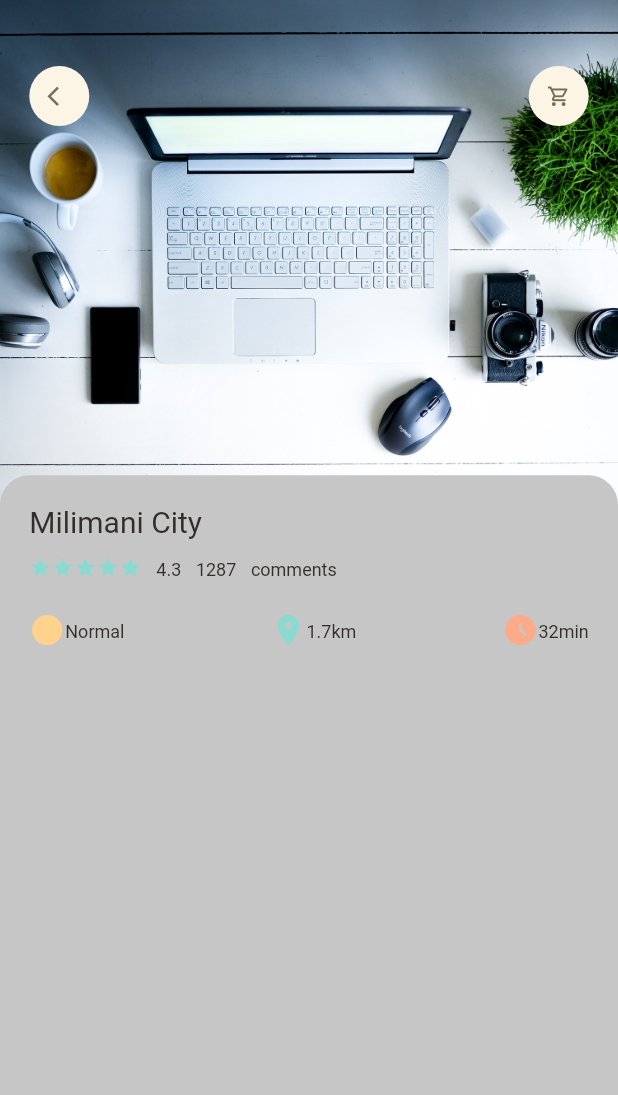
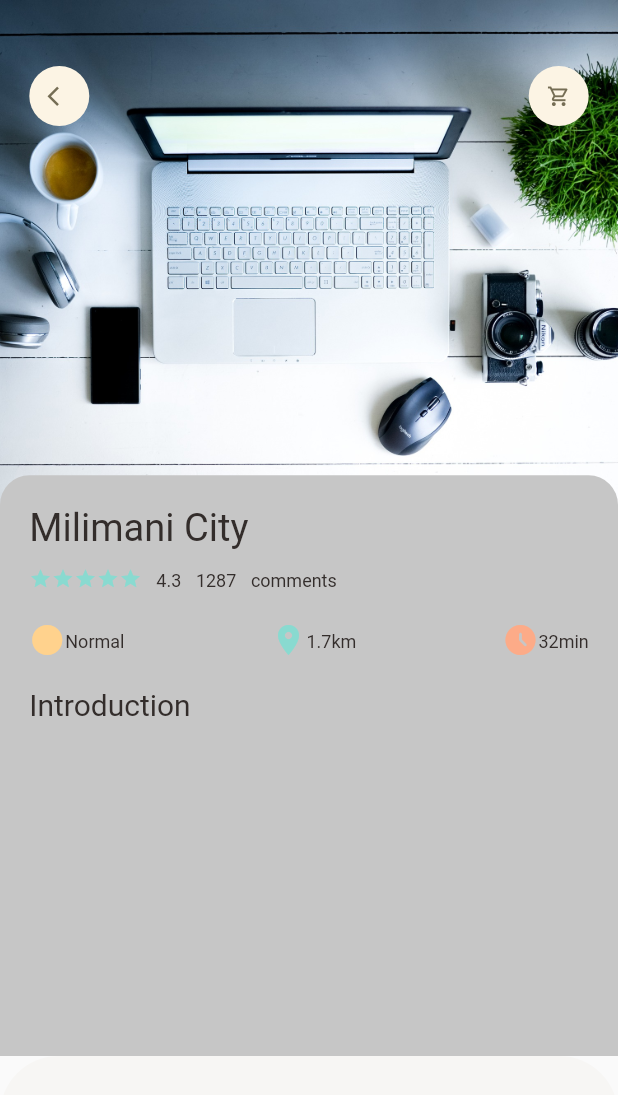
Before and after one commit to johngolem/Turaco, a Flutter app: the PopularProductDetail screen opened directly, on a phone screen of 412 x 824 dp. Shown: the top 1095 px of the screen. Run offline on Flutter 3.47's test engine with Material 2 defaults, Android fonts, the phone set to English and light mode, and no system bars; our stand-ins replace dots_indicator, get.

Commit message:
add bottom navbar on product detail page

```diff
--- a/lib/main.dart
+++ b/lib/main.dart
@@ -23,8 +23,8 @@ class MyApp extends StatelessWidget {
       ),
       // ignore: prefer_const_constructors
       // home: MainProductPage(),
-      // home:PopularProductDetail(),
-      home:LoginPage(),
+      home:PopularProductDetail(),
+      // home:LoginPage(),
       // home:SignupPage(),
     );
   }
--- a/lib/pages/product/popular_product_detail.dart
+++ b/lib/pages/product/popular_product_detail.dart
@@ -10,6 +10,8 @@ import '../../widgets/small_text.dart';
 
 class PopularProductDetail extends StatelessWidget {
   const PopularProductDetail({ Key? key }) : super(key: key);
+
+
 
   @override
   Widget build(BuildContext context) {
@@ -63,9 +65,28 @@ class PopularProductDetail extends StatelessWidget {
                   color: Color.fromARGB(255, 198, 198, 198),
                 ),
                  // ignore: prefer_const_constructors
-                 child:AppColumn(text:"Milimani City", rating: "4.3",),
-                 ))
+                 child:Column(
+                   crossAxisAlignment: CrossAxisAlignment.start,
+                   children: [
+                   AppColumn(text:"Milimani City", rating: "4.3",),
+                   SizedBox(height: Dimensions.height20,),
+                   BigText(text: "Introduction")
+
+                 ],)
+                 )
+                 ),
         ],
+      ),
+      bottomNavigationBar: Container(
+        height: 120,
+        padding: EdgeInsets.only(top: Dimensions.height30, bottom: Dimensions.height30,left: Dimensions.width20,right: Dimensions.width20),
+        decoration: BoxDecoration(
+          color: AppColors.buttonBackgroundColor,
+          borderRadius: BorderRadius.only(
+            topLeft: Radius.circular(Dimensions.radius20*2),
+            topRight: Radius.circular(Dimensions.radius20*2)
+          )
+        ),
       ),
 
     );
--- a/lib/utils/dimensions.dart
+++ b/lib/utils/dimensions.dart
@@ -39,6 +39,7 @@ static double font20 = screenHeight / 42.2;
 static double font12 = screenHeight / 70.33;
 static double font14 = screenHeight / 60.28;
 static double font16 = screenHeight / 52.75;
+static double font26 = screenHeight / 32.46;
 static double font45 = screenHeight / 18.75;
 
 //iconsize
--- a/lib/widgets/app_column.dart
+++ b/lib/widgets/app_column.dart
@@ -19,7 +19,7 @@ class AppColumn extends StatelessWidget {
     return Column(
       crossAxisAlignment: CrossAxisAlignment.start,
       children: [
-        BigText(text: text),
+        BigText(text: text, size:Dimensions.font26 ,),
         SizedBox(
           height: Dimensions.height10,
         ),
```
